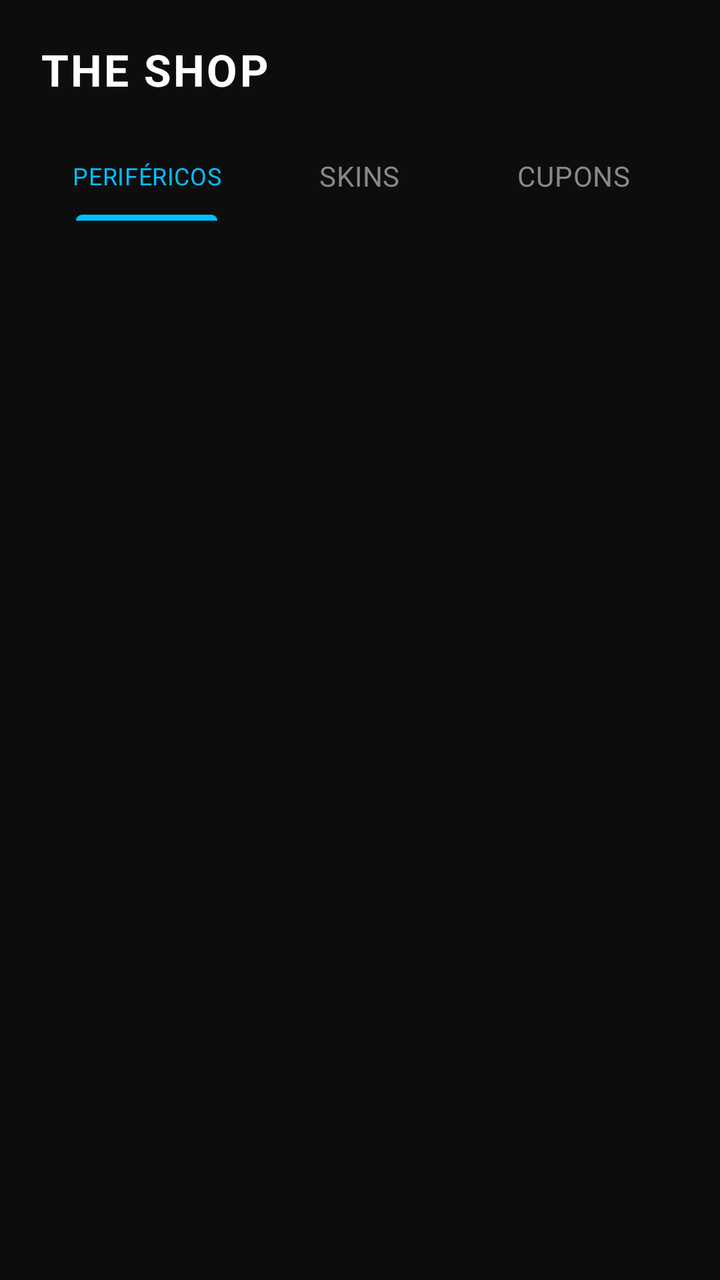
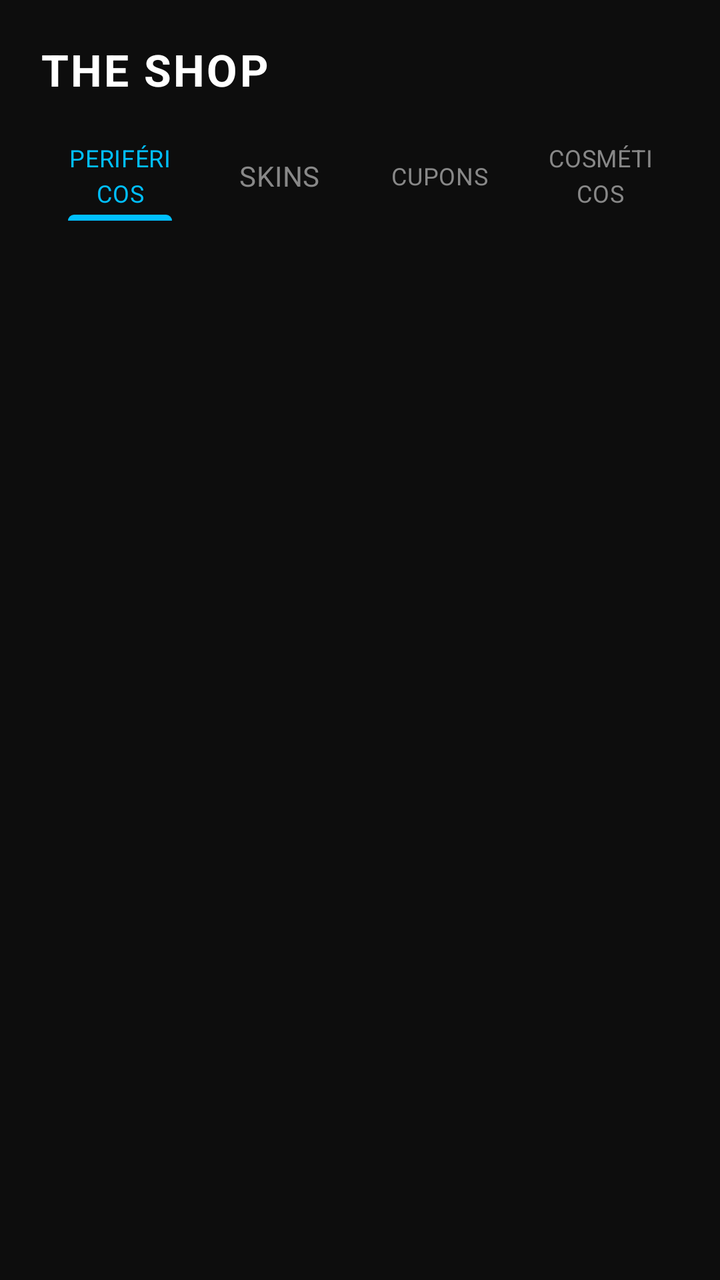

Before-and-after screenshots of an Android layout around one commit, followed by the original layout XML and the change that was made.
<!-- AndroidManifest.xml: application theme Theme.Questgen -->
<!-- res/layout/fragment_shop.xml -->
<?xml version="1.0" encoding="utf-8"?>
<androidx.constraintlayout.widget.ConstraintLayout xmlns:android="http://schemas.android.com/apk/res/android"
    xmlns:app="http://schemas.android.com/apk/res-auto"
    android:layout_width="match_parent"
    android:layout_height="match_parent"
    android:background="@color/bg_principal"
    android:padding="20dp">

    
    <TextView
        android:id="@+id/tv_title_shop"
        android:layout_width="wrap_content"
        android:layout_height="wrap_content"
        android:text="THE SHOP"
        android:textColor="@color/white"
        android:textSize="22sp"
        android:textStyle="bold"
        android:letterSpacing="0.05"
        app:layout_constraintTop_toTopOf="parent"
        app:layout_constraintStart_toStartOf="parent" />

    
    <com.google.android.material.tabs.TabLayout
        android:id="@+id/tab_shop_categories"
        android:layout_width="match_parent"
        android:layout_height="45dp"
        android:layout_marginTop="16dp"
        android:background="@color/bg_principal"
        app:tabBackground="@null"
        app:tabIndicatorColor="@color/azul_neon"
        app:tabSelectedTextColor="@color/azul_neon"
        app:tabTextColor="@color/gray_text"
        app:tabTextAppearance="@style/TextAppearance.MaterialComponents.Body2"
        app:layout_constraintTop_toBottomOf="@id/tv_title_shop"
        app:layout_constraintStart_toStartOf="parent"
        app:layout_constraintEnd_toEndOf="parent">

        <com.google.android.material.tabs.TabItem
            android:layout_width="wrap_content"
            android:layout_height="wrap_content"
            android:text="PERIFÉRICOS" />

        <com.google.android.material.tabs.TabItem
            android:layout_width="wrap_content"
            android:layout_height="wrap_content"
            android:text="SKINS" />

        <com.google.android.material.tabs.TabItem
            android:layout_width="wrap_content"
            android:layout_height="wrap_content"
            android:text="CUPONS" />
    </com.google.android.material.tabs.TabLayout>

    
    <androidx.recyclerview.widget.RecyclerView
        android:id="@+id/rv_products"
        android:layout_width="match_parent"
        android:layout_height="0dp"
        android:layout_marginTop="16dp"
        app:layout_constraintTop_toBottomOf="@id/tab_shop_categories"
        app:layout_constraintBottom_toBottomOf="parent"
        app:layout_constraintStart_toStartOf="parent"
        app:layout_constraintEnd_toEndOf="parent" />

    
    <ProgressBar
        android:id="@+id/progress_shop_loading"
        android:layout_width="40dp"
        android:layout_height="40dp"
        android:visibility="gone"
        android:indeterminateTint="@color/azul_neon"
        app:layout_constraintTop_toTopOf="@id/rv_products"
        app:layout_constraintBottom_toBottomOf="@id/rv_products"
        app:layout_constraintStart_toStartOf="parent"
        app:layout_constraintEnd_toEndOf="parent" />

    
    <LinearLayout
        android:id="@+id/layout_shop_error"
        android:layout_width="match_parent"
        android:layout_height="wrap_content"
        android:orientation="vertical"
        android:gravity="center"
        android:visibility="gone"
        app:layout_constraintTop_toTopOf="@id/rv_products"
        app:layout_constraintBottom_toBottomOf="@id/rv_products"
        app:layout_constraintStart_toStartOf="parent"
        app:layout_constraintEnd_toEndOf="parent">

        <TextView
            android:id="@+id/tv_shop_error_msg"
            android:layout_width="wrap_content"
            android:layout_height="wrap_content"
            android:text="Não foi possível carregar a vitrine da arena."
            android:textColor="@color/vermelho_neon"
            android:textSize="14sp"
            android:gravity="center" />

        <Button
            android:id="@+id/btn_shop_retry"
            android:layout_width="wrap_content"
            android:layout_height="wrap_content"
            android:text="Tentar Novamente"
            android:textColor="#000000"
            android:background="@drawable/bg_button_neon"
            android:layout_marginTop="16dp"
            android:paddingHorizontal="24dp"
            app:backgroundTint="@null" />
    </LinearLayout>

</androidx.constraintlayout.widget.ConstraintLayout>
<!-- resources referenced by this layout -->
<resources>
  <color name="azul_neon">#00BFFF</color>
  <color name="bg_principal">#0D0D0D</color>
  <color name="gray_text">#888888</color>
  <color name="vermelho_neon">#FF4C4C</color>
  <color name="white">#FFFFFF</color>
  <!-- drawable bg_button_neon (drawable) -->
  <?xml version="1.0" encoding="utf-8"?>
  <shape xmlns:android="http://schemas.android.com/apk/res/android">
      <solid android:color="@color/azul_neon" />
      <corners android:radius="8dp" />
  </shape>
  <style name="Theme.Questgen" parent="Theme.QuestGen" />
  <style name="Theme.QuestGen" parent="Base.Theme.QuestGen" />
  <style name="Base.Theme.QuestGen" parent="Theme.Material3.DayNight.NoActionBar">
          
          <item name="colorPrimary">@color/azul_neon</item>
          <item name="colorSecondary">@color/roxo_neon</item>
          <item name="android:windowBackground">@color/bg_principal</item>
      </style>
  <color name="roxo_neon">#8A2BE2</color>
</resources>

<!-- the commit's change to res/layout/fragment_shop.xml (unified diff, before → after) -->
@@ -49,6 +49,11 @@
             android:layout_width="wrap_content"
             android:layout_height="wrap_content"
             android:text="CUPONS" />
+
+        <com.google.android.material.tabs.TabItem
+            android:layout_width="wrap_content"
+            android:layout_height="wrap_content"
+            android:text="COSMÉTICOS" />
     </com.google.android.material.tabs.TabLayout>
 
     
